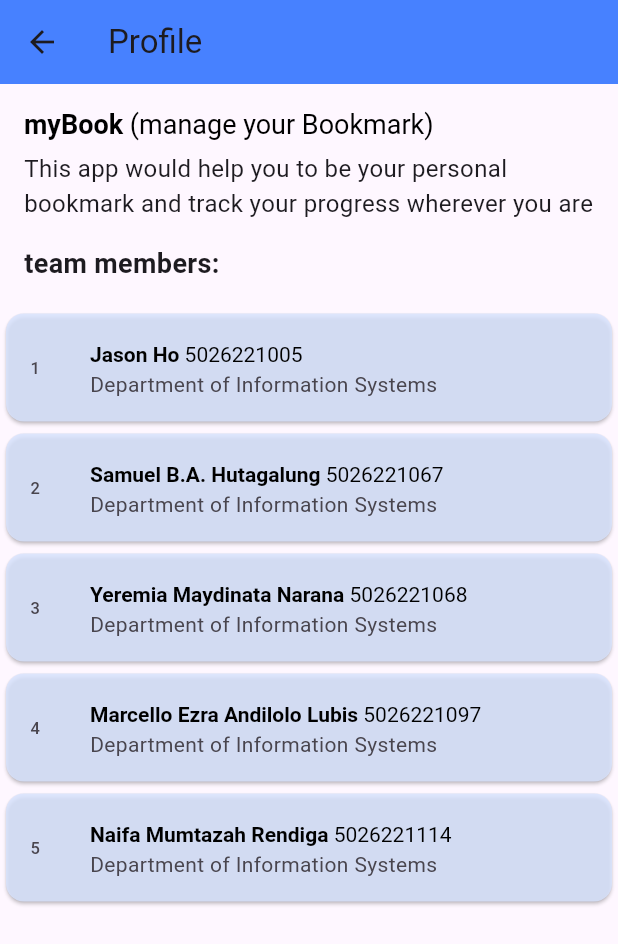
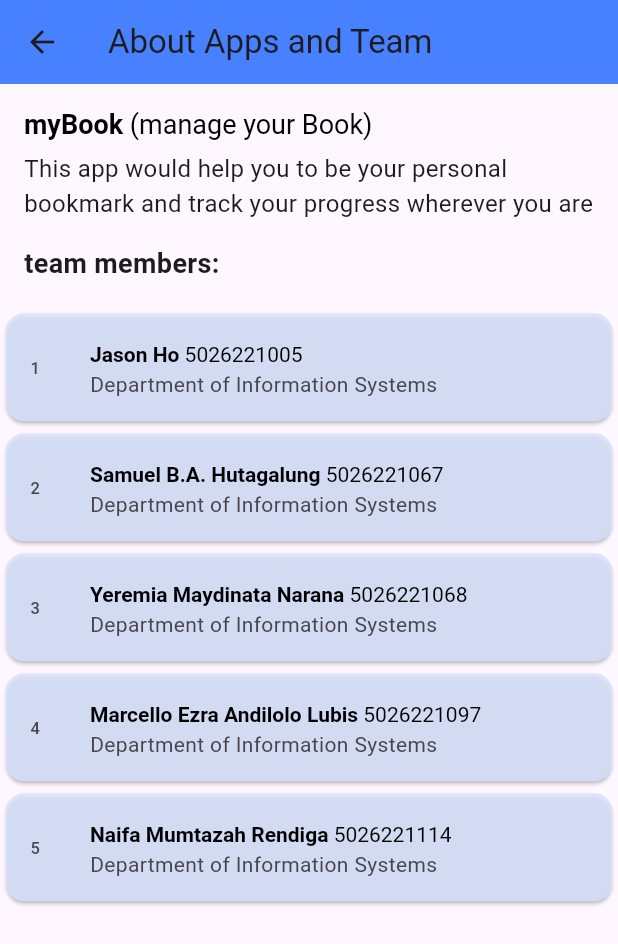
Before and after one commit to ayamgulai/fp-tekber, a Flutter app: the AboutPage screen opened by its route, on a phone screen of 412 x 824 dp. Shown: the top 944 px of the screen. Run offline on Flutter 3.47's test engine with Material 3 defaults, Android fonts, the phone set to English and light mode, and no system bars.

Commit message:
fix: team profile page fix

```diff
--- a/lib/screens/aboutUs.dart
+++ b/lib/screens/aboutUs.dart
@@ -33,7 +33,7 @@ class AboutPage extends StatelessWidget {
   Widget build(BuildContext context) {
     return Scaffold(
       appBar: AppBar(
-        title: Text('Profile'),
+        title: Text('About Apps and Team'),
         backgroundColor: Color.fromRGBO(71, 129, 255, 50),
       ),
       body: Column(
@@ -56,7 +56,7 @@ class AboutPage extends StatelessWidget {
                         ),
                       ),
                       TextSpan(
-                        text: '(manage your Bookmark)',
+                        text: '(manage your Book)',
                         style: TextStyle(
                           fontWeight: FontWeight.normal,
                           fontSize: 18,
```
